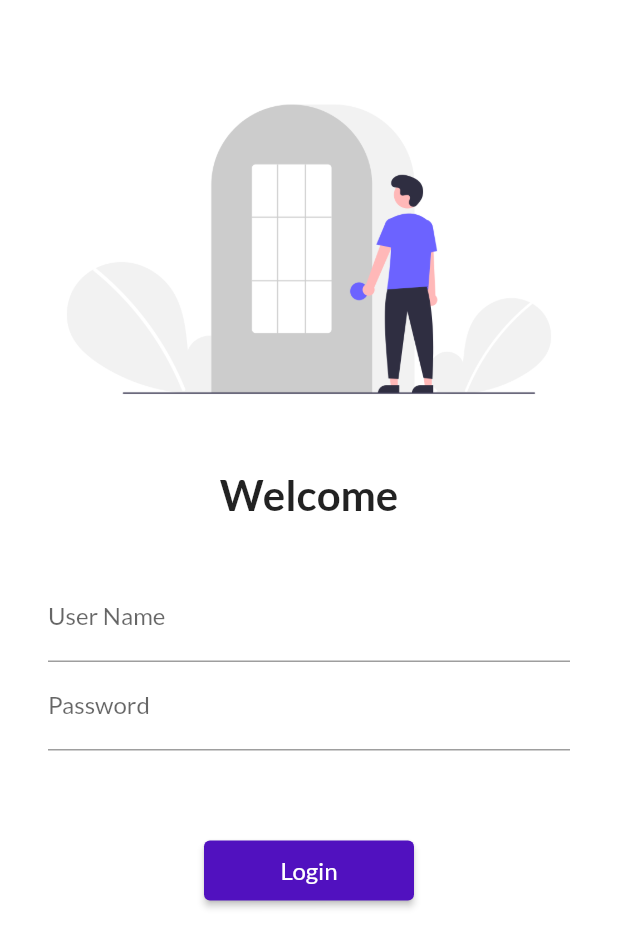
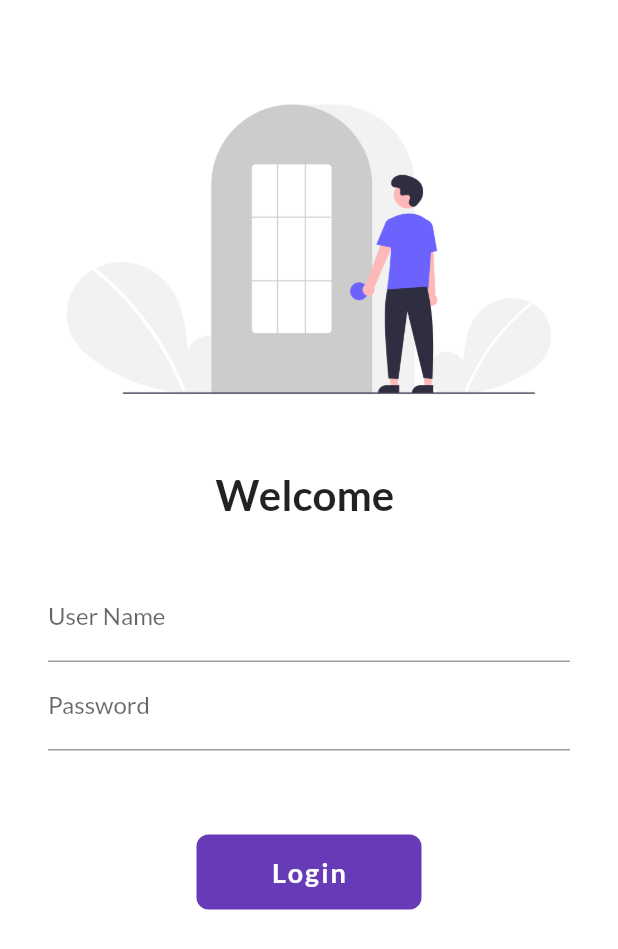
Before and after one commit to farhan17p/30DaysOfFlutter, a Flutter app: the screen it shows after launch, on a phone screen of 412 x 824 dp. Shown: the top 949 px of the screen. Run offline on Flutter 3.47's test engine with Material 2 defaults, Android fonts, the phone set to English and light mode, and no system bars; our stand-ins replace google_fonts.

Commit message:
Day 6 completed

```diff
--- a/lib/pages/login_page.dart
+++ b/lib/pages/login_page.dart
@@ -3,8 +3,16 @@
 import 'package:flutter/material.dart';
 import 'package:flutter_catalog/utils/routes.dart';
 
-class LoginPage extends StatelessWidget {
+class LoginPage extends StatefulWidget {
   const LoginPage({super.key});
+
+  @override
+  State<LoginPage> createState() => _LoginPageState();
+}
+
+class _LoginPageState extends State<LoginPage> {
+  String name = "";
+  bool changedButton = false;
 
   @override
   Widget build(BuildContext context) {
@@ -24,7 +32,7 @@ class LoginPage extends StatelessWidget {
               height: 20,
             ),
             Text(
-              'Welcome',
+              'Welcome $name',
               style: TextStyle(
                 fontSize: 28,
                 fontWeight: FontWeight.bold,
@@ -45,6 +53,10 @@ class LoginPage extends StatelessWidget {
                       hintText: 'Enter User Name',
                       labelText: 'User Name',
                     ),
+                    onChanged: (value) {
+                      name = value;
+                      setState(() {});
+                    },
                   ),
                   TextFormField(
                     obscureText: true,
@@ -59,25 +71,59 @@ class LoginPage extends StatelessWidget {
             SizedBox(
               height: 40,
             ),
-            ElevatedButton(
-              onPressed: (() {
+            InkWell(
+              onTap: () async {
+                setState(() {
+                  changedButton = true;
+                });
+                await Future.delayed(Duration(seconds: 1));
                 Navigator.pushNamed(context, MyRoutes.homeRoute);
-              }),
-              child: Text(
-                'Login',
-                style: TextStyle(
-                  color: Colors.white,
-                  fontSize: 16,
-                ),
-              ),
-              style: TextButton.styleFrom(
-                backgroundColor: Color.fromARGB(255, 81, 17, 191),
-                minimumSize: Size(
-                  140,
-                  40,
+              },
+              child: AnimatedContainer(
+                duration: Duration(seconds: 1),
+                alignment: Alignment.center,
+                height: changedButton ? 70 : 50,
+                width: changedButton ? 70 : 150,
+                child: changedButton
+                    ? Icon(
+                        Icons.done,
+                        color: Colors.white,
+                        size: 40,
+                      )
+                    : Text(
+                        'Login',
+                        style: TextStyle(
+                          color: Colors.white,
+                          fontWeight: FontWeight.bold,
+                          fontSize: 18,
+                          letterSpacing: 1.4,
+                        ),
+                      ),
+                decoration: BoxDecoration(
+                  color: Colors.deepPurple,
+                  borderRadius: BorderRadius.circular(changedButton ? 70 : 8),
                 ),
               ),
             ),
+
+            // ElevatedButton(
+            //   onPressed: (() {
+            //
+            //   child: Text(
+            //     'Login',
+            //     style: TextStyle(
+            //       color: Colors.white,
+            //       fontSize: 16,
+            //     ),
+            //   ),
+            //   style: TextButton.styleFrom(
+            //     backgroundColor: Color.fromARGB(255, 81, 17, 191),
+            //     minimumSize: Size(
+            //       140,
+            //       40,
+            //     ),
+            //   ),
+            // ),
           ],
         ),
       ),
```
